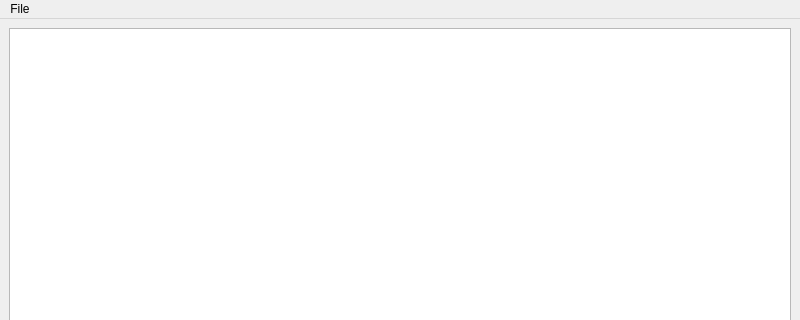
The window that mainwindow.ui (Mallocnick/3sem) describes before a commit, drawn with Qt 5; both pictures show x 0 to 800 and y 0 to 320 of the 800 by 600 pixel window.
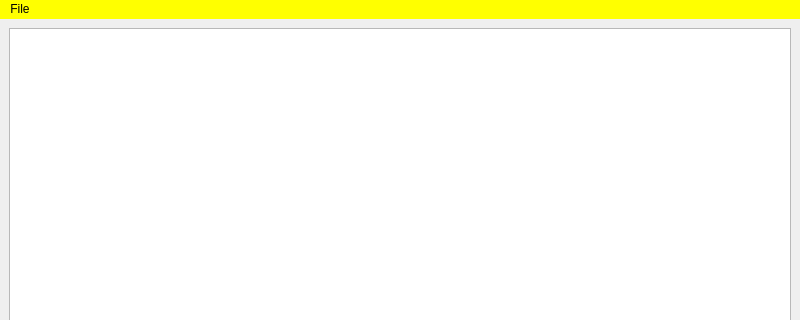
The same window after the commit.

What changed in the file:
```diff
--- a/mainwindow.ui
+++ b/mainwindow.ui
@@ -31,6 +31,9 @@
   <property name="windowTitle">
    <string>MainWindow</string>
   </property>
+  <property name="styleSheet">
+   <string notr="true"/>
+  </property>
   <property name="documentMode">
    <bool>false</bool>
   </property>
@@ -47,9 +50,18 @@
      <x>0</x>
      <y>0</y>
      <width>800</width>
-     <height>20</height>
+     <height>22</height>
     </rect>
    </property>
+   <property name="styleSheet">
+    <string notr="true">color: black;
+background-color: yellow;
+
+selection-color: rgb(0, 0, 0);
+selection-background-color: rgb(198, 229, 250);
+font: 57 10pt &quot;JetBrains Mono Medium&quot;;
+</string>
+   </property>
    <widget class="QMenu" name="menuFile">
     <property name="title">
      <string>File</string>
```
Left out of the diff: 36 changed lines with no effect on the pictures.
